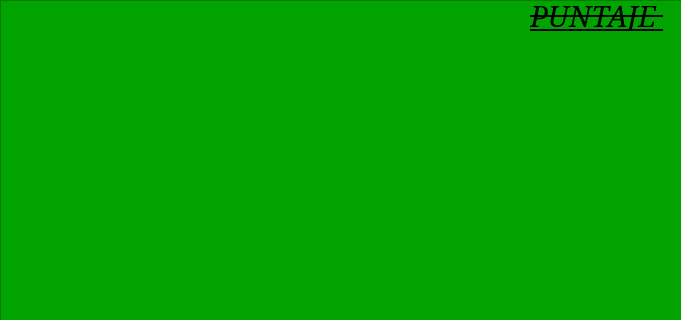
Old version of the form mainwindow.ui in the repository FrAndres7777/LAB5FR; both pictures show x 0 to 681 and y 0 to 320 of the 800 by 600 pixel window.
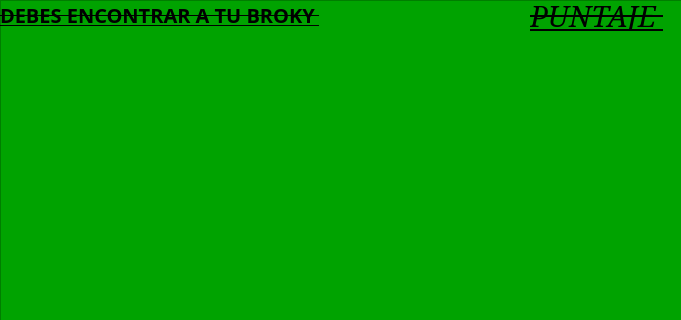
New version of the form.

```diff
--- a/mainwindow.ui
+++ b/mainwindow.ui
@@ -53,6 +53,28 @@
      <string>PUNTAJE </string>
     </property>
    </widget>
+   <widget class="QLabel" name="label">
+    <property name="geometry">
+     <rect>
+      <x>0</x>
+      <y>-1</y>
+      <width>521</width>
+      <height>31</height>
+     </rect>
+    </property>
+    <property name="font">
+     <font>
+      <family>Pristina</family>
+      <pointsize>15</pointsize>
+      <bold>true</bold>
+      <underline>true</underline>
+      <strikeout>true</strikeout>
+     </font>
+    </property>
+    <property name="text">
+     <string>DEBES ENCONTRAR A TU BROKY </string>
+    </property>
+   </widget>
   </widget>
   <widget class="QMenuBar" name="menubar">
    <property name="geometry">
```
